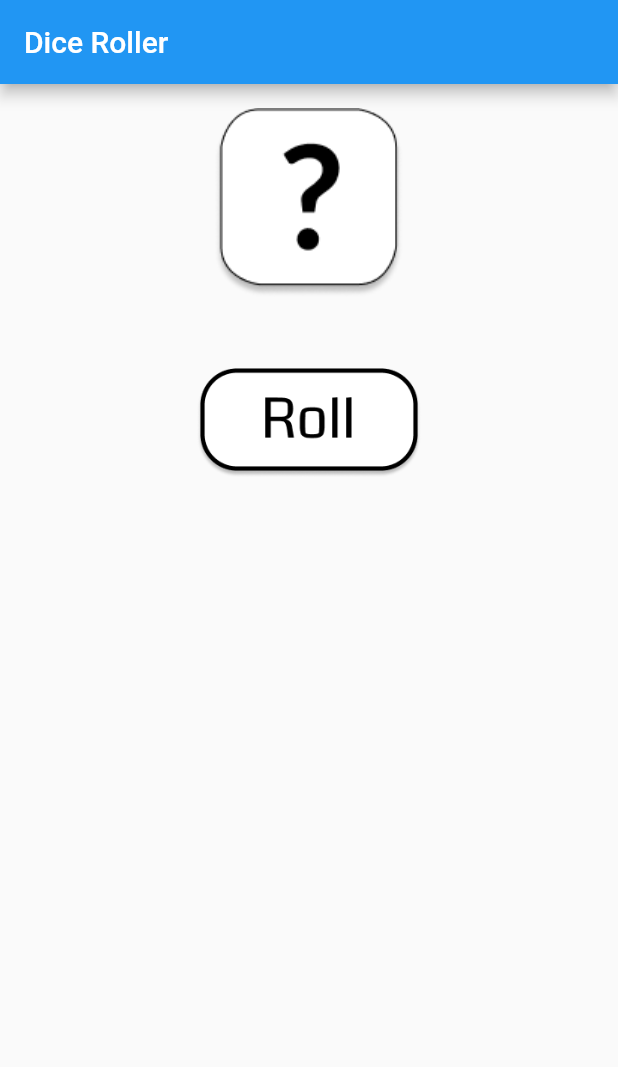
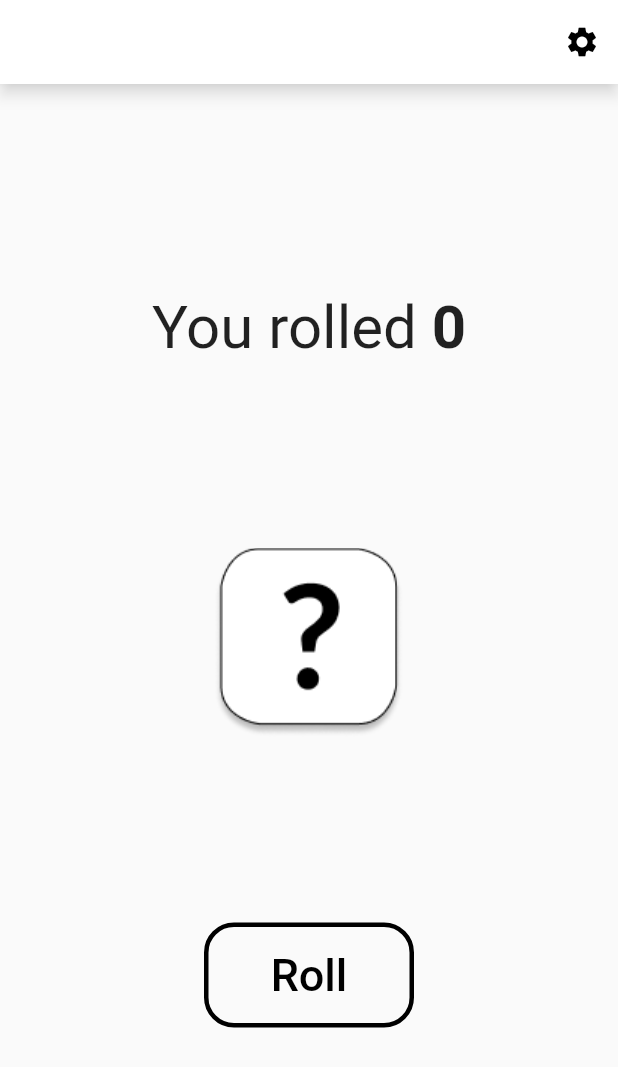
Before and after one commit to vncmatthew/dice_roller, a Flutter app: the screen it shows after launch, on a phone screen of 412 x 824 dp. Shown: the top 1067 px of the screen. Run offline on Flutter 3.47's test engine with Material 2 defaults, Android fonts, the phone set to English and light mode, and no system bars.

Commit message:
added randomized dice roller and settings pop up

```diff
--- a/lib/dicerollpage.dart
+++ b/lib/dicerollpage.dart
@@ -1,3 +1,4 @@
+import 'dart:math';
 import 'package:flutter/material.dart';
 
 class DiceRollPage extends StatefulWidget {
@@ -8,30 +9,131 @@ class DiceRollPage extends StatefulWidget {
 }
 
 class _DiceRollPageState extends State<DiceRollPage> {
-  String? numberText;
+  int rolledNumber = 0;
+  String version = 'v1';
+
+  rolldices() {
+    setState(() {
+      rolledNumber = Random().nextInt(6) + 1;
+    });
+  }
+
+  settings() {
+    showDialog(
+      context: context,
+      builder: (BuildContext context) {
+        return ListView(
+          children: [
+            AlertDialog(
+              insetPadding: EdgeInsets.symmetric(horizontal: 10, vertical: 10),
+              shape: RoundedRectangleBorder(
+                borderRadius: BorderRadius.circular(20),
+              ),
+              title: Center(child: Text('Settings')),
+              content: Column(
+                children: [
+                  Row(
+                    mainAxisAlignment: MainAxisAlignment.center,
+                    children: [
+                      Text('Version: '),
+                      Text(
+                        '$version',
+                        style: TextStyle(fontWeight: FontWeight.bold),
+                      )
+                    ],
+                  ),
+                  Container(
+                    child: ElevatedButton(
+                        style: ElevatedButton.styleFrom(
+                            primary: Colors.grey,
+                            shape: RoundedRectangleBorder(
+                                borderRadius: BorderRadius.circular(10))),
+                        onPressed: () {
+                          Navigator.of(context, rootNavigator: true)
+                              .pop('dialog');
+                        },
+                        child: Text('Done')),
+                  ),
+                ],
+              ),
+            ),
+          ],
+        );
+      },
+    );
+  }
 
   @override
   Widget build(BuildContext context) {
     return Scaffold(
       appBar: AppBar(
-        title: Text('Dice Roller'),
+        backgroundColor: Colors.white,
+        shadowColor: Colors.white,
+        actions: <Widget>[
+          IconButton(
+            icon: Icon(
+              Icons.settings,
+              color: Colors.black,
+            ),
+            onPressed: () {
+              settings();
+            },
+          )
+        ],
       ),
       body: Padding(
         padding: const EdgeInsets.all(16.0),
         child: Container(
-          child: Center(
-            child: Column(
-              children: [
-                Container(
-                  child: Image.asset('assets/images/question_mark.png'),
+          child: Column(
+            mainAxisAlignment: MainAxisAlignment.spaceEvenly,
+            children: [
+              Row(
+                mainAxisAlignment: MainAxisAlignment.center,
+                children: [
+                  Container(
+                    child: Text(
+                      'You rolled ',
+                      style: TextStyle(
+                        fontSize: 40,
+                      ),
+                    ),
+                  ),
+                  Container(
+                    child: Text(
+                      '$rolledNumber',
+                      style: TextStyle(
+                        fontSize: 40,
+                        fontWeight: FontWeight.bold,
+                      ),
+                    ),
+                  ),
+                ],
+              ),
+              Container(
+                child: Image.asset('assets/images/$rolledNumber.png'),
+              ),
+              Container(
+                width: 140,
+                height: 70,
+                child: OutlinedButton(
+                  style: OutlinedButton.styleFrom(
+                      side: BorderSide(width: 3, color: Colors.black),
+                      shape: RoundedRectangleBorder(
+                          borderRadius: BorderRadius.circular(20)),
+                      foregroundColor: Colors.grey),
+                  child: Text(
+                    'Roll',
+                    style: TextStyle(
+                      fontSize: 30,
+                      color: Colors.black,
+                    ),
+                  ),
+                  onPressed: () {
+                    rolldices();
+                  },
                 ),
-                IconButton(
-                  onPressed: () {},
-                  icon: Image.asset('assets/images/Roll Button.png'),
-                  iconSize: 150,
-                )
-              ],
-            ),
+              )
+            ],
           ),
         ),
       ),
--- a/lib/main.dart
+++ b/lib/main.dart
@@ -14,9 +14,7 @@ class MyApp extends StatelessWidget {
     return MaterialApp(
       debugShowCheckedModeBanner: false,
       title: 'Dice Roller',
-      theme: ThemeData(
-        appBarTheme: AppBarTheme(color: Colors.blue),
-      ),
+      theme: ThemeData(),
       home: DiceRollPage(),
     );
   }
```
Also changed, not shown: assets/images/0.png (renamed from assets/images/question_mark.png).
